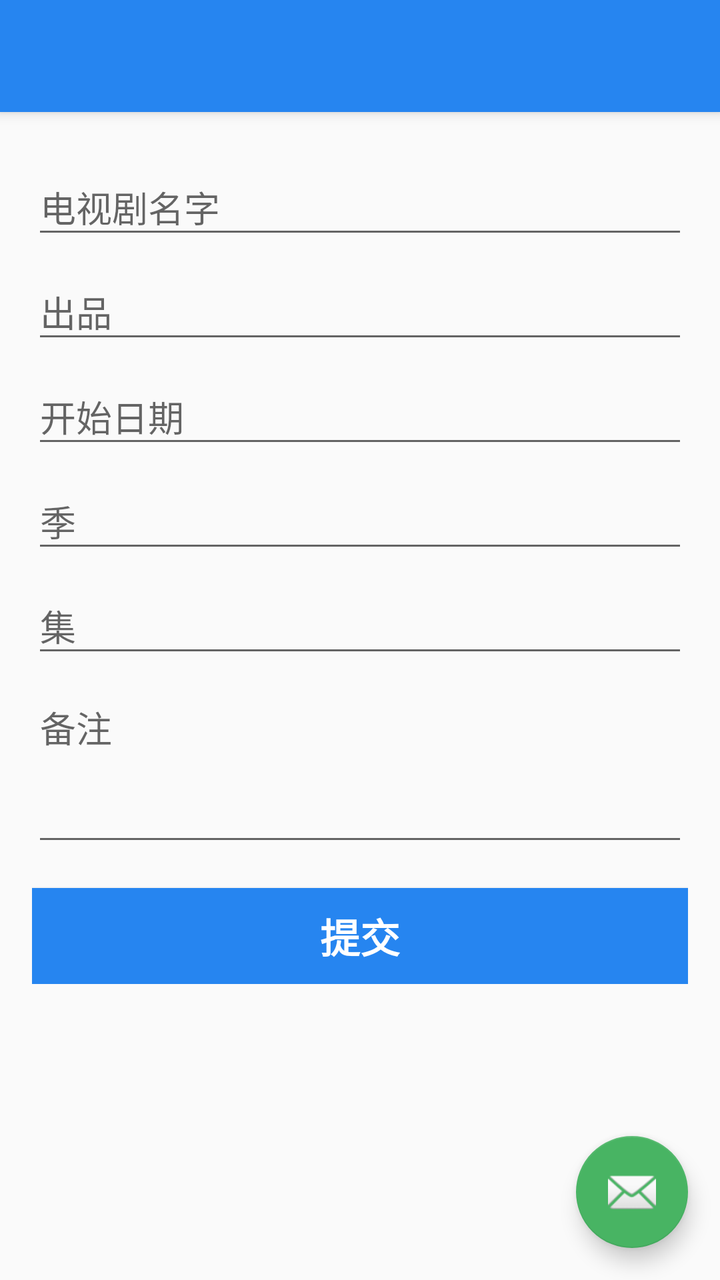
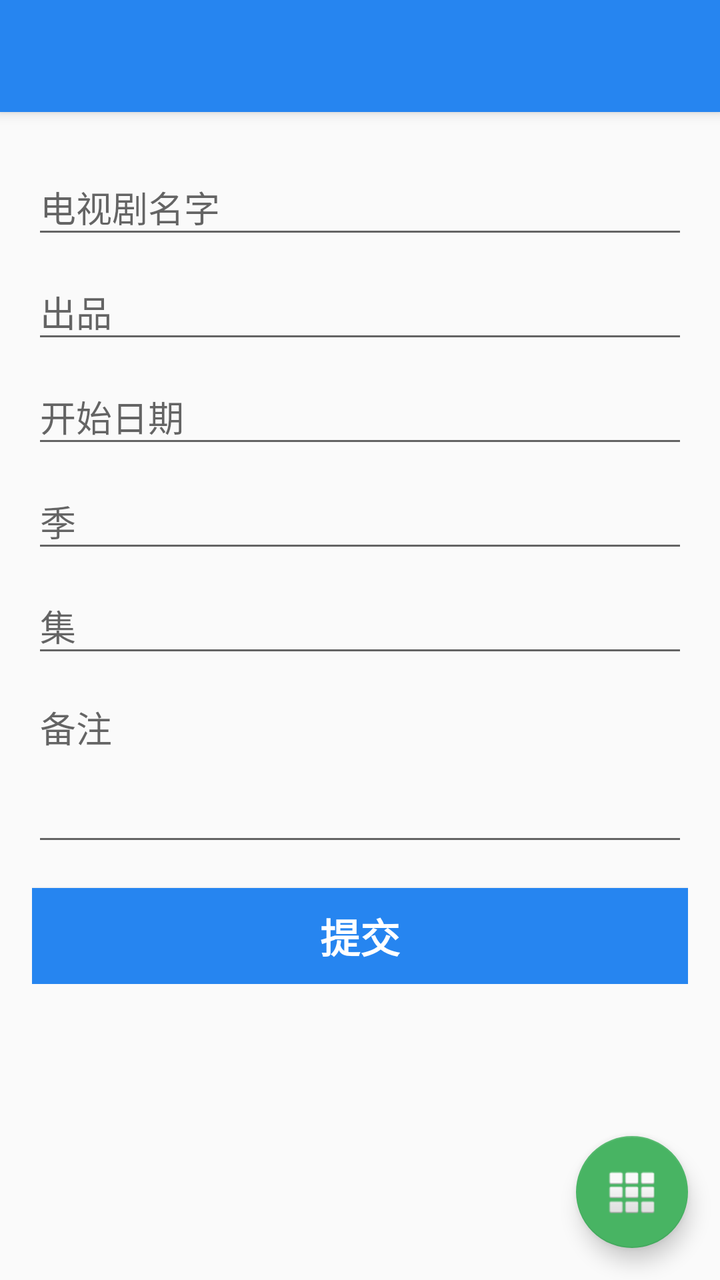

Compare the two renders of this Android layout. The source of the first and the diff that turns it into the second are given below.
<!-- AndroidManifest.xml: activity theme AppTheme.NoActionBar -->
<!-- res/layout/activity_show_info.xml -->
<?xml version="1.0" encoding="utf-8"?>
<android.support.design.widget.CoordinatorLayout
    xmlns:android="http://schemas.android.com/apk/res/android"
    xmlns:app="http://schemas.android.com/apk/res-auto"
    xmlns:tools="http://schemas.android.com/tools"
    android:layout_width="match_parent"
    android:layout_height="match_parent"
    tools:context="cn.sixlab.app.mineapps.activity.ShowInfoActivity">

    <android.support.design.widget.AppBarLayout
        android:layout_width="match_parent"
        android:layout_height="wrap_content"
        android:theme="@style/AppTheme.AppBarOverlay">

        <android.support.v7.widget.Toolbar
            android:id="@+id/toolbar"
            android:layout_width="match_parent"
            android:layout_height="?attr/actionBarSize"
            android:background="?attr/colorPrimary"
            app:popupTheme="@style/AppTheme.PopupOverlay"/>

    </android.support.design.widget.AppBarLayout>

    <include layout="@layout/content_show_info"/>

    <android.support.design.widget.FloatingActionButton
        android:id="@+id/fab"
        android:layout_width="wrap_content"
        android:layout_height="wrap_content"
        android:layout_gravity="bottom|end"
        android:layout_margin="@dimen/fab_margin"
        app:srcCompat="@android:drawable/ic_dialog_email"/>

</android.support.design.widget.CoordinatorLayout>
<!-- res/layout/content_show_info.xml (included above) -->
<?xml version="1.0" encoding="utf-8"?>
<android.support.constraint.ConstraintLayout
    xmlns:android="http://schemas.android.com/apk/res/android"
    xmlns:app="http://schemas.android.com/apk/res-auto"
    xmlns:tools="http://schemas.android.com/tools"
    android:layout_width="match_parent"
    android:layout_height="match_parent"
    android:paddingBottom="@dimen/activity_vertical_margin"
    android:paddingLeft="@dimen/activity_horizontal_margin"
    android:paddingRight="@dimen/activity_horizontal_margin"
    android:paddingTop="@dimen/activity_vertical_margin"
    app:layout_behavior="@string/appbar_scrolling_view_behavior"
    tools:context="cn.sixlab.app.mineapps.activity.ShowInfoActivity"
    tools:showIn="@layout/activity_show_info">

    <ScrollView
        android:layout_width="match_parent"
        android:layout_height="match_parent">
        <LinearLayout
            android:layout_width="match_parent"
            android:layout_height="wrap_content"
            android:orientation="vertical">

            <android.support.design.widget.TextInputLayout
                android:layout_width="match_parent"
                android:layout_height="wrap_content">

                <EditText
                    android:id="@+id/text_show_name"
                    android:layout_width="match_parent"
                    android:layout_height="wrap_content"
                    android:hint="@string/prompt_show_name"
                    android:inputType="text"
                    android:maxLines="1"
                    android:singleLine="true"/>
            </android.support.design.widget.TextInputLayout>

            <android.support.design.widget.TextInputLayout
                android:layout_width="match_parent"
                android:layout_height="wrap_content">
                <EditText
                    android:id="@+id/text_tv"
                    android:layout_width="match_parent"
                    android:layout_height="wrap_content"
                    android:hint="@string/prompt_tv"
                    android:inputType="number"
                    android:maxLines="1"
                    android:singleLine="true"/>
            </android.support.design.widget.TextInputLayout>

            <android.support.design.widget.TextInputLayout
                android:layout_width="match_parent"
                android:layout_height="wrap_content">
                <EditText
                    android:id="@+id/text_begin_date"
                    android:layout_width="match_parent"
                    android:layout_height="wrap_content"
                    android:hint="@string/prompt_begin_date"
                    android:inputType="date"
                    android:maxLines="1"
                    android:singleLine="true"/>
            </android.support.design.widget.TextInputLayout>

            <android.support.design.widget.TextInputLayout
                android:layout_width="match_parent"
                android:layout_height="wrap_content">
                <EditText
                    android:id="@+id/text_show_season"
                    android:layout_width="match_parent"
                    android:layout_height="wrap_content"
                    android:hint="@string/prompt_show_season"
                    android:inputType="number"
                    android:maxLines="1"
                    android:singleLine="true"/>
            </android.support.design.widget.TextInputLayout>

            <android.support.design.widget.TextInputLayout
                android:layout_width="match_parent"
                android:layout_height="wrap_content">
                <EditText
                    android:id="@+id/text_show_episode"
                    android:layout_width="match_parent"
                    android:layout_height="wrap_content"
                    android:hint="@string/prompt_show_episode"
                    android:inputType="number"
                    android:maxLines="1"
                    android:singleLine="true"/>
            </android.support.design.widget.TextInputLayout>

            <android.support.design.widget.TextInputLayout
                android:layout_width="match_parent"
                android:layout_height="wrap_content">
                <EditText
                    android:id="@+id/text_remark"
                    android:layout_width="match_parent"
                    android:layout_height="wrap_content"
                    android:hint="@string/prompt_remark"
                    android:inputType="textMultiLine"
                    android:minLines="3"
                    android:maxLines="5"
                    android:gravity="left|top"/>
            </android.support.design.widget.TextInputLayout>

            <Button
                android:id="@+id/show_info_submit"
                style="?android:textAppearanceSmall"
                android:layout_width="match_parent"
                android:layout_height="wrap_content"
                android:layout_marginTop="16dp"
                android:background="@color/colorPrimary"
                android:text="@string/action_submit"
                android:textColor="@color/colorWhite"
                android:textSize="20sp"
                android:onClick="submitShow"
                android:textStyle="bold"/>

        </LinearLayout>
    </ScrollView>

</android.support.constraint.ConstraintLayout>
<!-- resources referenced by this layout -->
<resources>
  <color name="colorPrimary">#2685F0</color>
  <color name="colorWhite">#FFFFFF</color>
  <dimen name="activity_horizontal_margin">16dp</dimen>
  <dimen name="activity_vertical_margin">16dp</dimen>
  <dimen name="fab_margin">16dp</dimen>
  <string name="action_submit">提交</string>
  <string name="prompt_begin_date">开始日期</string>
  <string name="prompt_remark">备注</string>
  <string name="prompt_show_episode">集</string>
  <string name="prompt_show_name">电视剧名字</string>
  <string name="prompt_show_season">季</string>
  <string name="prompt_tv">出品</string>
  <style name="AppTheme.AppBarOverlay" parent="ThemeOverlay.AppCompat.Dark.ActionBar" />
  <style name="AppTheme.PopupOverlay" parent="ThemeOverlay.AppCompat.Light" />
  <style name="AppTheme.NoActionBar">
          <item name="windowActionBar">false</item>
          <item name="windowNoTitle">true</item>
      </style>
</resources>

<!-- the commit's change to res/layout/activity_show_info.xml (unified diff, before → after) -->
@@ -29,7 +29,7 @@
         android:layout_height="wrap_content"
         android:layout_gravity="bottom|end"
         android:layout_margin="@dimen/fab_margin"
-        app:srcCompat="@android:drawable/ic_dialog_email"/>
+        app:srcCompat="@android:drawable/ic_dialog_dialer"/>
 
 </android.support.design.widget.CoordinatorLayout>
 <!-- res/layout/content_show_info.xml (included above) -->
